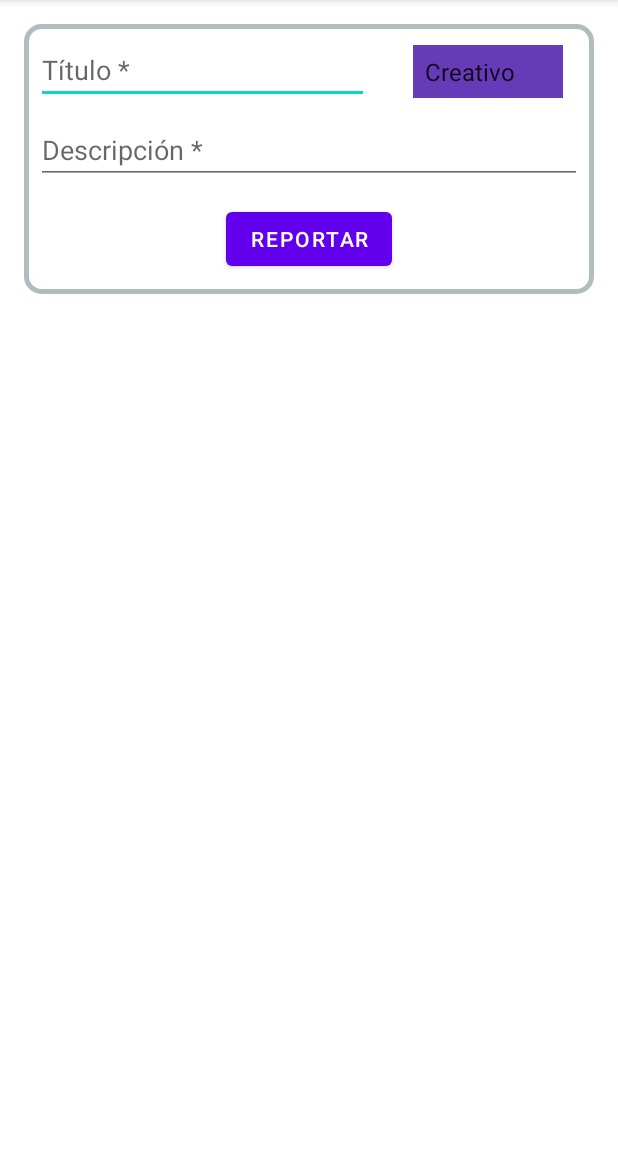
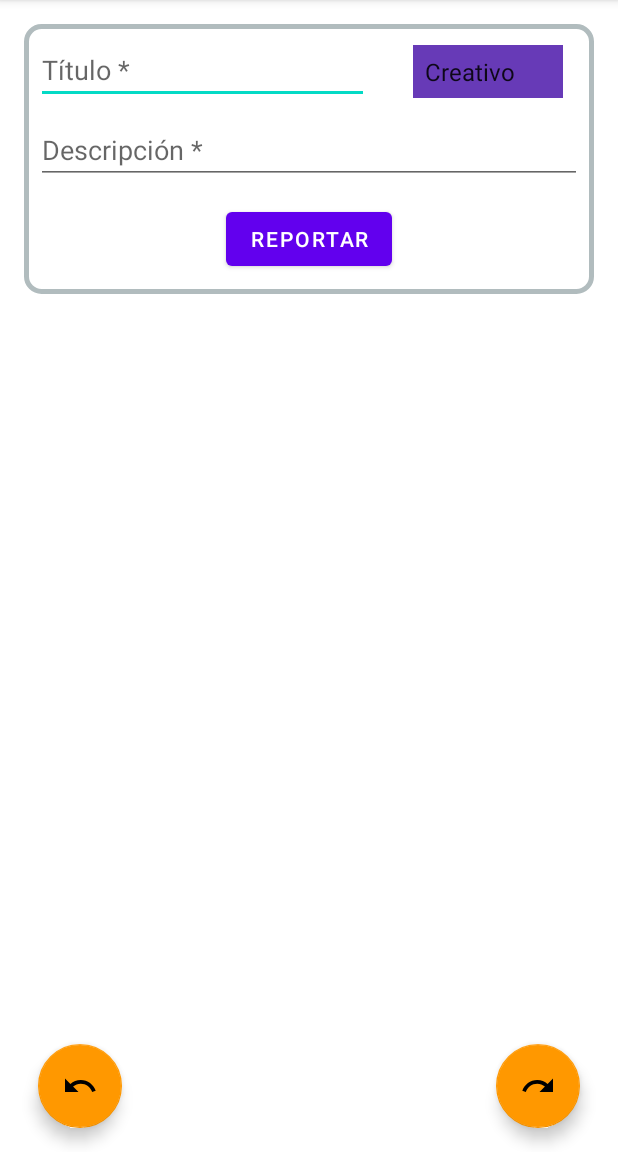
Before and after one commit to JhojanFlp/Tagebuch, an Android app: the screen it shows after launch (MainActivity), on a phone screen of 412 x 824 dp, the part 84-1236 px from its top. Run offline under Robolectric (Android 15) with nearby library versions, the phone set to English and light mode, and no system bars; our stand-ins replace Room's generated code.

Commit message:
Implement undo and redo actions

```diff
--- a/app/src/main/java/com/example/imblue/model/pojo/Pensamiento.java
+++ b/app/src/main/java/com/example/imblue/model/pojo/Pensamiento.java
@@ -4,6 +4,10 @@ import androidx.annotation.NonNull;
 import androidx.room.Entity;
 import androidx.room.ForeignKey;
 import androidx.room.PrimaryKey;
+
+import com.example.imblue.model.LocalStorage;
+import com.example.imblue.model.dao.CategoriaRoomDAO;
+import com.example.imblue.model.dao.PensamientoRoomDAO;
 
 import java.util.Date;
 import java.util.UUID;
@@ -65,4 +69,6 @@ public class Pensamiento {
     public void setCategoriaId(String categoriaId) {
         this.categoriaId = categoriaId;
     }
+
+    public Date GET_DATE() { return new Date(); }
 }
--- a/app/src/main/java/com/example/imblue/view/MainActivity.java
+++ b/app/src/main/java/com/example/imblue/view/MainActivity.java
@@ -20,13 +20,15 @@ import com.example.imblue.controller.MainActivityController;
 import com.example.imblue.model.pojo.Categoria;
 import com.example.imblue.model.pojo.Pensamiento;
 import com.example.imblue.view.fragments.PensamientoFragment;
+import com.google.android.material.floatingactionbutton.FloatingActionButton;
 
 import java.util.Date;
 import java.util.List;
 
 public class MainActivity extends AppCompatActivity {
     private EditText tituloText, descripcionText;
-    private Button reportarButton, editarButton, eliminarButton;
+    private Button reportarButton;
+    private FloatingActionButton undoButton, redoButton;
     private MainActivityController mainActivityController;
     private Spinner categoriasSpinner;
     private boolean isEdit = false;
@@ -41,6 +43,8 @@ public class MainActivity extends AppCompatActivity {
         tituloText = findViewById(R.id.input_title);
         descripcionText = findViewById(R.id.input_description);
         reportarButton = findViewById(R.id.button_reportar);
+        undoButton = findViewById(R.id.button_undo);
+        redoButton = findViewById(R.id.button_redo);
         categoriasSpinner = findViewById(R.id.spinner_categorias);
 
         mainActivityController = new MainActivityController();
@@ -50,6 +54,18 @@ public class MainActivity extends AppCompatActivity {
             @Override
             public void onClick(View v) {
                 reportarPensamiento();
+            }
+        });
+        undoButton.setOnClickListener(new View.OnClickListener() {
+            @Override
+            public void onClick(View v) {
+                deshacer();
+            }
+        });
+        redoButton.setOnClickListener(new View.OnClickListener() {
+            @Override
+            public void onClick(View v) {
+                rehacer();
             }
         });
 
@@ -180,4 +196,15 @@ public class MainActivity extends AppCompatActivity {
     public void setIdEdit(String idEdit) {
         this.idEdit = idEdit;
     }
+
+    public void rehacer() {
+        mainActivityController.rehacer();
+        showPensamientos();
+    }
+
+    public void deshacer() {
+        mainActivityController.deshacer();
+        showPensamientos();
+    }
+
 }
--- /dev/null
+++ b/app/src/main/res/drawable/ic_baseline_redo_24.xml
@@ -0,0 +1,5 @@
+<vector android:height="24dp" android:tint="#FFFFFF"
+    android:viewportHeight="24" android:viewportWidth="24"
+    android:width="24dp" xmlns:android="http://schemas.android.com/apk/res/android">
+    <path android:fillColor="@android:color/white" android:pathData="M18.4,10.6C16.55,8.99 14.15,8 11.5,8c-4.65,0 -8.58,3.03 -9.96,7.22L3.9,16c1.05,-3.19 4.05,-5.5 7.6,-5.5 1.95,0 3.73,0.72 5.12,1.88L13,16h9V7l-3.6,3.6z"/>
+</vector>
--- /dev/null
+++ b/app/src/main/res/drawable/ic_baseline_undo_24.xml
@@ -0,0 +1,5 @@
+<vector android:height="24dp" android:tint="#FFFFFF"
+    android:viewportHeight="24" android:viewportWidth="24"
+    android:width="24dp" xmlns:android="http://schemas.android.com/apk/res/android">
+    <path android:fillColor="@android:color/white" android:pathData="M12.5,8c-2.65,0 -5.05,0.99 -6.9,2.6L2,7v9h9l-3.62,-3.62c1.39,-1.16 3.16,-1.88 5.12,-1.88 3.54,0 6.55,2.31 7.6,5.5l2.37,-0.78C21.08,11.03 17.15,8 12.5,8z"/>
+</vector>
--- a/app/src/main/res/layout/activity_main.xml
+++ b/app/src/main/res/layout/activity_main.xml
@@ -5,6 +5,40 @@
     android:layout_width="match_parent"
     android:layout_height="match_parent"
     tools:context=".view.MainActivity">
+
+    <com.google.android.material.floatingactionbutton.FloatingActionButton
+        android:id="@+id/button_undo"
+        android:layout_width="wrap_content"
+        android:layout_height="wrap_content"
+        android:layout_gravity="center|start"
+        android:layout_margin="16dp"
+        android:layout_marginStart="16dp"
+        android:layout_marginLeft="16dp"
+        android:layout_marginBottom="16dp"
+        android:contentDescription="@string/undo"
+        app:backgroundTint="#FF9800"
+        app:layout_constraintBottom_toBottomOf="parent"
+        app:layout_constraintStart_toStartOf="@+id/scrollView2"
+        app:rippleColor="#FFFFFF"
+        app:srcCompat="@drawable/ic_baseline_undo_24"
+        tools:ignore="MissingConstraints,VectorDrawableCompat" />
+
+    <com.google.android.material.floatingactionbutton.FloatingActionButton
+        android:id="@+id/button_redo"
+        android:layout_width="wrap_content"
+        android:layout_height="wrap_content"
+        android:layout_gravity="end|bottom"
+        android:layout_margin="16dp"
+        android:layout_marginEnd="16dp"
+        android:layout_marginRight="16dp"
+        android:layout_marginBottom="16dp"
+        android:contentDescription="@string/redo"
+        app:backgroundTint="#FF9800"
+        app:layout_constraintBottom_toBottomOf="parent"
+        app:layout_constraintEnd_toEndOf="@+id/scrollView2"
+        app:rippleColor="#FFFFFF"
+        app:srcCompat="@drawable/ic_baseline_redo_24"
+        tools:ignore="MissingConstraints,VectorDrawableCompat" />
 
     <FrameLayout
         android:id="@+id/layout"
@@ -84,6 +118,7 @@
     </FrameLayout>
 
     <ScrollView
+        android:id="@+id/scrollView2"
         android:layout_width="393dp"
         android:layout_height="0dp"
         android:layout_marginStart="16dp"
--- a/app/src/main/res/values/strings.xml
+++ b/app/src/main/res/values/strings.xml
@@ -9,4 +9,6 @@
     <string name="reportar">Reportar</string>
     <string name="editar">Editar</string>
     <string name="eliminar">eliminar</string>
+    <string name="undo">Deshacer</string>
+    <string name="redo">Rehacer</string>
 </resources>
```
Also changed, not shown: app/src/main/java/com/example/imblue/controller/MainActivityController.java (+77 -10 lines), app/src/main/java/com/example/imblue/model/Comando.java (added, +16 -0 lines), app/src/main/java/com/example/imblue/model/Editar.java (added, +26 -0 lines), app/src/main/java/com/example/imblue/model/Eliminar.java (added, +24 -0 lines), app/src/main/java/com/example/imblue/model/Historial.java (added, +38 -0 lines), app/src/main/java/com/example/imblue/model/Reportar.java (added, +25 -0 lines).
